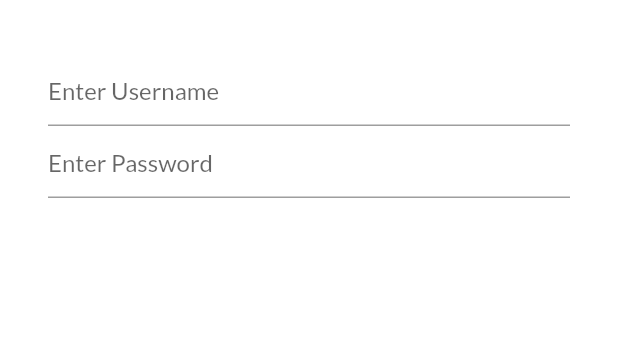
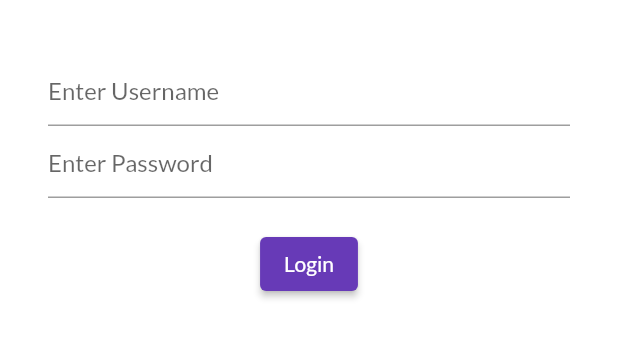
Before and after one commit to shiv-stack/catologue-app, a Flutter app: the screen it shows after launch, on a phone screen of 412 x 824 dp, the part 495-854 px from its top. Run offline on Flutter 3.47's test engine with Material 2 defaults, Android fonts, the phone set to English and light mode, and no system bars; our stand-ins replace google_fonts.

Commit message:
day4 completed

```diff
--- a/lib/screens/login_page.dart
+++ b/lib/screens/login_page.dart
@@ -24,15 +24,26 @@ class LoginPage extends StatelessWidget {
             height: 20,
           ),
           Padding(
-            padding: const EdgeInsets.symmetric(vertical: 16,horizontal: 32.0),
+            padding: const EdgeInsets.symmetric(vertical: 16, horizontal: 32.0),
             child: Column(
               children: [
                 TextFormField(
                   decoration: const InputDecoration(hintText: "Enter Username"),
                 ),
                 TextFormField(
+                  obscureText: true,
                   decoration: const InputDecoration(hintText: "Enter Password"),
                 ),
+                const SizedBox(
+                  height: 20,
+                ),
+                ElevatedButton(
+                  onPressed: () {
+                    print("Shivam");
+                  },
+                  child: const Text("Login"),
+                  style: TextButton.styleFrom()
+                )
               ],
             ),
           )
```
